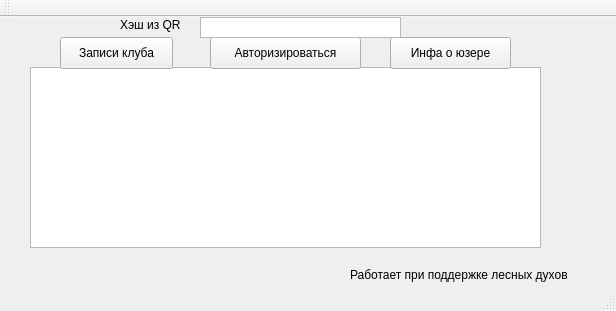
Before: the Qt Designer form mainwindow.ui in QTJournal/QTJournal, drawn with Qt 5.
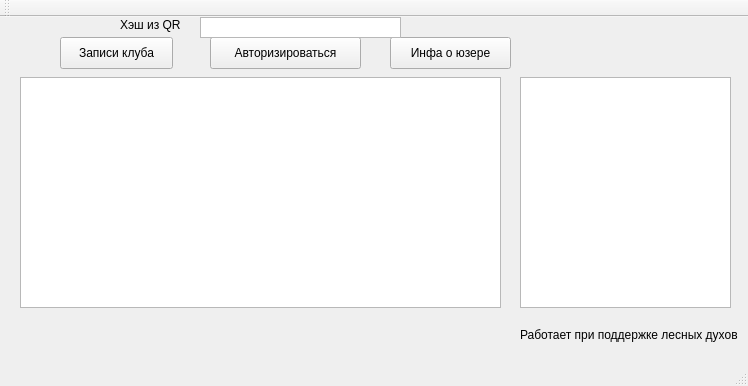
After: the same form once the commit is applied.

Commit message: ListView with posts' names

```diff
--- a/mainwindow.ui
+++ b/mainwindow.ui
@@ -6,8 +6,8 @@
    <rect>
     <x>0</x>
     <y>0</y>
-    <width>616</width>
-    <height>311</height>
+    <width>748</width>
+    <height>386</height>
    </rect>
   </property>
   <property name="windowTitle">
@@ -17,10 +17,10 @@
    <widget class="QTextEdit" name="textEdit">
     <property name="geometry">
      <rect>
-      <x>30</x>
-      <y>50</y>
-      <width>511</width>
-      <height>181</height>
+      <x>520</x>
+      <y>60</y>
+      <width>211</width>
+      <height>231</height>
      </rect>
     </property>
    </widget>
@@ -95,9 +95,9 @@
    <widget class="QLabel" name="label_2">
     <property name="geometry">
      <rect>
-      <x>350</x>
-      <y>250</y>
-      <width>271</width>
+      <x>520</x>
+      <y>310</y>
+      <width>221</width>
       <height>16</height>
      </rect>
     </property>
@@ -105,6 +105,19 @@
      <string>Работает при поддержке лесных духов</string>
     </property>
    </widget>
+   <widget class="QListView" name="postsList">
+    <property name="geometry">
+     <rect>
+      <x>20</x>
+      <y>60</y>
+      <width>481</width>
+      <height>231</height>
+     </rect>
+    </property>
+    <property name="editTriggers">
+     <set>QAbstractItemView::NoEditTriggers</set>
+    </property>
+   </widget>
   </widget>
   <widget class="QMenuBar" name="menuBar">
    <property name="geometry">
```
Left out of the diff: 4 changed lines with no effect on the pictures. The commit also changes 4 other files.
